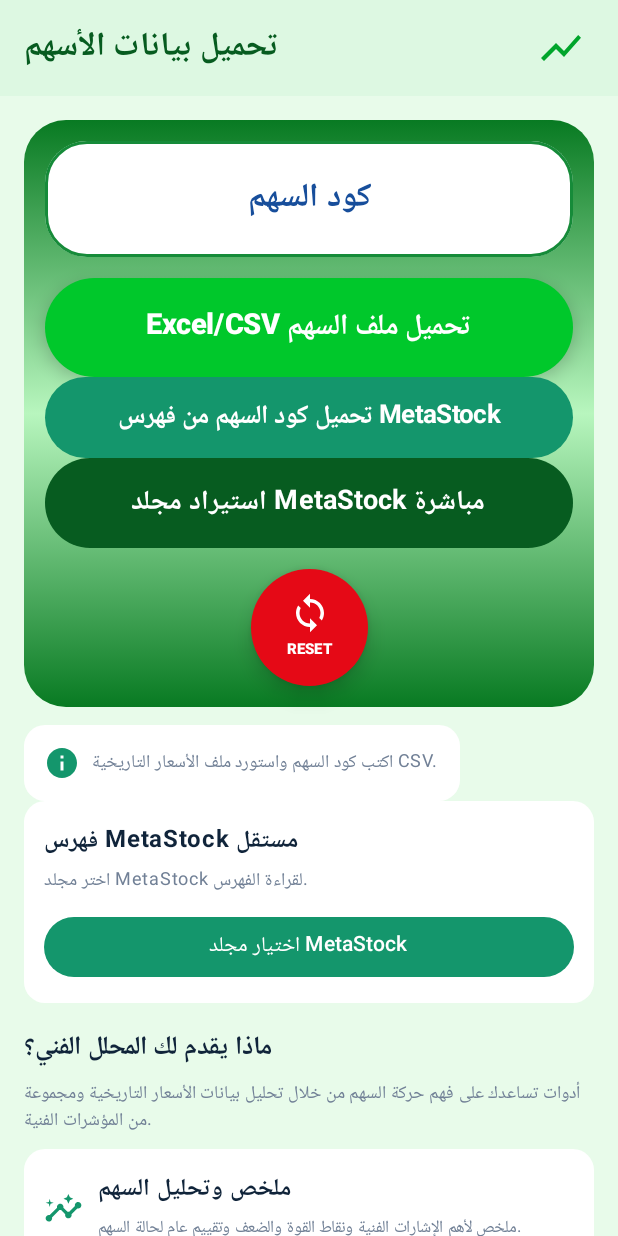
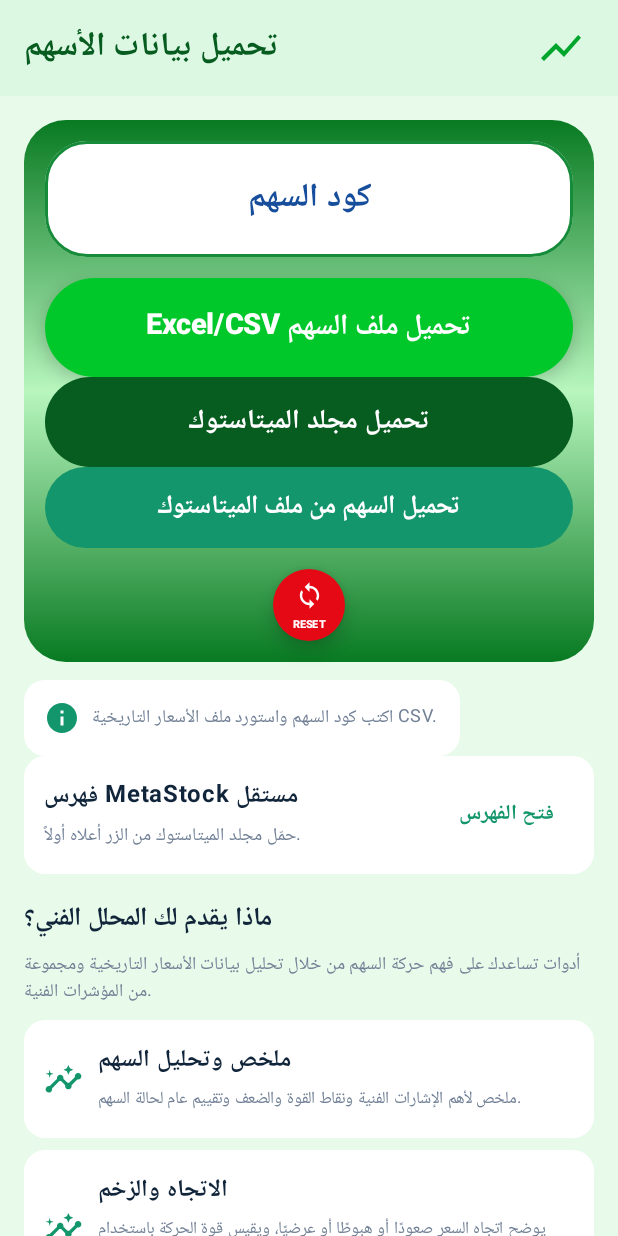
Before and after one commit to ahmednaf9/EGXStockAnalyzer, an Android app built with Jetpack Compose: the screen it shows after launch (MainActivity), on a phone screen of 412 x 824 dp. Run offline under Robolectric (Android 15) with nearby library versions, the phone set to English and light mode, and no system bars.

Commit message:
Reorder MetaStock actions and collapse stock index by default

```diff
--- a/app/src/main/java/com/egx/analyzer/MainActivity.kt
+++ b/app/src/main/java/com/egx/analyzer/MainActivity.kt
@@ -428,6 +428,7 @@ fun AnalyzerScreen(importFile: (Uri) -> ImportedStockFile) {
                     ) {
                         Text("Excel/CSV تحميل ملف السهم", fontSize = 19.sp, fontWeight = FontWeight.ExtraBold)
                     }
+                    Button(onClick = { folderPicker.launch(null) }, modifier = Modifier.fillMaxWidth().height(60.dp), shape = RoundedCornerShape(30.dp), colors = ButtonDefaults.buttonColors(containerColor = Color(0xFF075C20), contentColor = Color.White)) { Text("تحميل مجلد الميتاستوك", fontSize = 18.sp, fontWeight = FontWeight.Bold) }
                     Button(
                         onClick = {
                             val code = symbol.trim().uppercase(Locale.ROOT)
@@ -463,8 +464,7 @@ fun AnalyzerScreen(importFile: (Uri) -> ImportedStockFile) {
                         modifier = Modifier.fillMaxWidth().height(54.dp),
                         shape = RoundedCornerShape(28.dp),
                         colors = ButtonDefaults.buttonColors(containerColor = Green)
-                    ) { Text("تحميل كود السهم من فهرس MetaStock", fontSize = 17.sp, fontWeight = FontWeight.Bold) }
-                    Button(onClick = { folderPicker.launch(null) }, modifier = Modifier.fillMaxWidth().height(60.dp), shape = RoundedCornerShape(30.dp), colors = ButtonDefaults.buttonColors(containerColor = Color(0xFF075C20), contentColor = Color.White)) { Text("استيراد مجلد MetaStock مباشرة", fontSize = 18.sp, fontWeight = FontWeight.Bold) }
+                    ) { Text("تحميل السهم من ملف الميتاستوك", fontSize = 17.sp, fontWeight = FontWeight.Bold) }
                     Spacer(Modifier.height(14.dp))
                     Button(
                         onClick = {
@@ -488,7 +488,7 @@ fun AnalyzerScreen(importFile: (Uri) -> ImportedStockFile) {
                             result = null
                             period = "يومي"
                         },
-                        modifier = Modifier.size(78.dp),
+                        modifier = Modifier.size(48.dp),
                         shape = CircleShape,
                         colors = ButtonDefaults.buttonColors(
                             containerColor = Color(0xFFE50916),
@@ -498,8 +498,8 @@ fun AnalyzerScreen(importFile: (Uri) -> ImportedStockFile) {
                         contentPadding = PaddingValues(8.dp)
                     ) {
                         Column(horizontalAlignment = Alignment.CenterHorizontally) {
-                            Icon(Icons.Default.Sync, null, modifier = Modifier.size(28.dp))
-                            Text("RESET", fontSize = 10.sp, fontWeight = FontWeight.ExtraBold)
+                            Icon(Icons.Default.Sync, null, modifier = Modifier.size(19.dp))
+                            Text("RESET", fontSize = 7.sp, fontWeight = FontWeight.ExtraBold)
                         }
                     }
                 }
@@ -514,11 +514,16 @@ fun AnalyzerScreen(importFile: (Uri) -> ImportedStockFile) {
             }
             Card(colors = CardDefaults.cardColors(containerColor = Color.White), shape = RoundedCornerShape(14.dp)) {
                 Column(Modifier.fillMaxWidth().padding(13.dp)) {
-                    Text("فهرس MetaStock مستقل", color = Navy, fontSize = 16.sp, fontWeight = FontWeight.Bold)
-                    Text(if (indexedSymbols.isEmpty()) "اختر مجلد MetaStock لقراءة الفهرس." else "${indexedSymbols.size} رمزًا متاحًا للاختيار والتحميل", color = Muted, fontSize = 12.sp)
-                    Spacer(Modifier.height(8.dp))
-                    Button(onClick = { folderPicker.launch(null) }, modifier = Modifier.fillMaxWidth(), colors = ButtonDefaults.buttonColors(containerColor = Green)) { Text(if (metastockTree == null) "اختيار مجلد MetaStock" else "تحديث / تغيير مجلد MetaStock") }
-                    if (indexedSymbols.isNotEmpty()) {
+                    Row(Modifier.fillMaxWidth(), verticalAlignment = Alignment.CenterVertically) {
+                        Column(Modifier.weight(1f)) {
+                            Text("فهرس MetaStock مستقل", color = Navy, fontSize = 16.sp, fontWeight = FontWeight.Bold)
+                            Text(if (indexedSymbols.isEmpty()) "حمّل مجلد الميتاستوك من الزر أعلاه أولاً." else "${indexedSymbols.size} رمزًا متاحًا للاختيار والتحميل", color = Muted, fontSize = 12.sp)
+                        }
+                        TextButton(onClick = { indexExpanded = !indexExpanded }) {
+                            Text(if (indexExpanded) "إغلاق الفهرس" else "فتح الفهرس", color = Green, fontWeight = FontWeight.Bold)
+                        }
+                    }
+                    if (indexExpanded && indexedSymbols.isNotEmpty()) {
                         BasicTextField(value = indexSearch, onValueChange = { indexSearch = it.uppercase(Locale.ROOT) },
                             modifier = Modifier.fillMaxWidth().background(Page, RoundedCornerShape(10.dp)).padding(12.dp), singleLine = true,
                             textStyle = androidx.compose.ui.text.TextStyle(color = Navy, fontSize = 14.sp),
```
